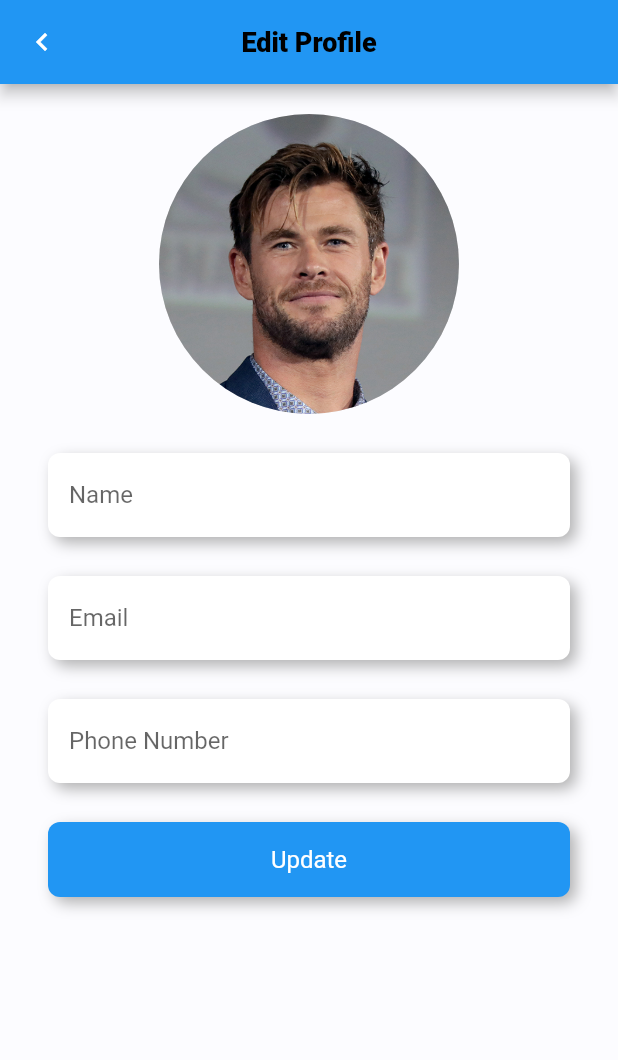
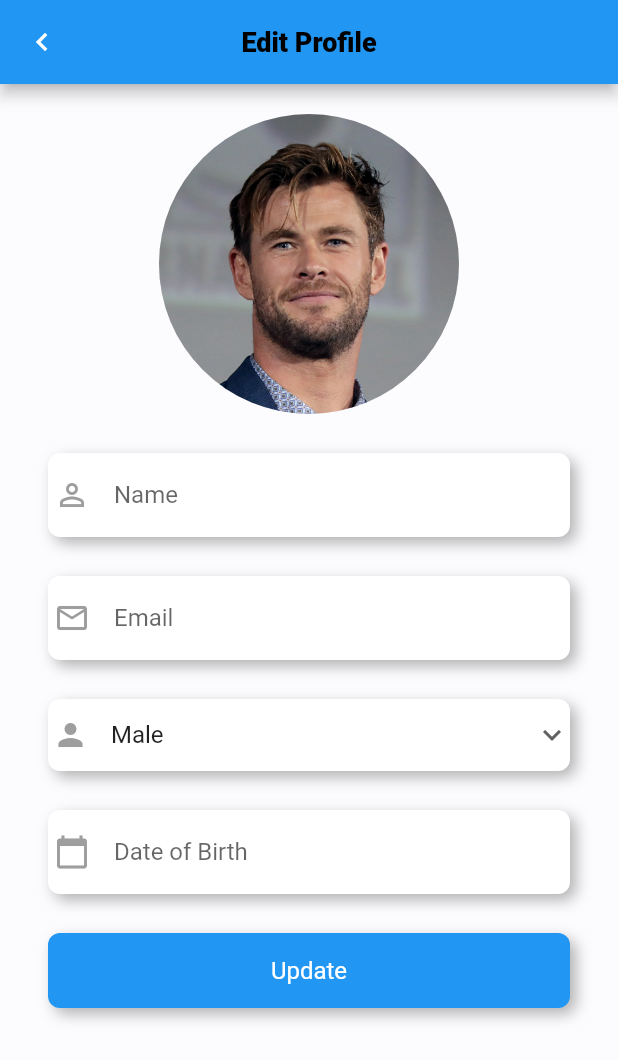
Before and after one commit to MeherajUlMahmmud/DevBlog, a Flutter app: the EditProfileScreen screen opened directly, on a phone screen of 412 x 824 dp. Shown: the top 1060 px of the screen. Run offline on Flutter 3.47's test engine with Material 2 defaults, Android fonts, the phone set to English and light mode, and no system bars; our stand-ins replace image_cropper, image_picker, shared_preferences; accounts and stored records are empty.

Commit message:
Update edit_profile_screen.dart

```diff
--- a/flutter_mobile/lib/screens/user_screens/edit_profile_screen.dart
+++ b/flutter_mobile/lib/screens/user_screens/edit_profile_screen.dart
@@ -6,6 +6,19 @@ class EditProfileScreen extends StatefulWidget {
 }
 
 class _EditProfileScreenState extends State<EditProfileScreen> {
+  TextEditingController _nameController = TextEditingController();
+  TextEditingController _emailController = TextEditingController();
+  TextEditingController _dateOfBirthController = TextEditingController();
+
+  String dropdownvalue = 'Male';
+  var items = [
+    'Male',
+    'Female',
+    'Other',
+  ];
+
+  DateTime selectedDate = DateTime.now();
+
   @override
   Widget build(BuildContext context) {
     return Scaffold(
@@ -21,10 +34,8 @@ class _EditProfileScreenState extends State<EditProfileScreen> {
         ),
       ),
       body: SingleChildScrollView(
-        physics: BouncingScrollPhysics(),
         child: Column(
           children: [
-            // circular image
             Container(
               height: 200,
               width: 200,
@@ -35,6 +46,56 @@ class _EditProfileScreenState extends State<EditProfileScreen> {
                 image: DecorationImage(
                   image: AssetImage('assets/images/userImage.png'),
                   fit: BoxFit.cover,
+                ),
+              ),
+            ),
+            SizedBox(height: 10),
+            _buildTextField("Name", Icons.perm_identity, _nameController),
+            SizedBox(height: 10),
+            _buildTextField("Email", Icons.email_outlined, _emailController),
+            SizedBox(height: 10),
+            Padding(
+              padding: const EdgeInsets.only(top: 16, left: 32, right: 32),
+              child: Container(
+                decoration: BoxDecoration(
+                  color: Colors.white,
+                  borderRadius: BorderRadius.circular(8),
+                  boxShadow: <BoxShadow>[
+                    BoxShadow(
+                        color: Colors.grey.withOpacity(0.8),
+                        offset: const Offset(4, 4),
+                        blurRadius: 8),
+                  ],
+                ),
+                child: Row(
+                  children: [
+                    Padding(
+                      padding: const EdgeInsets.only(left: 3.0),
+                      child: Icon(
+                        Icons.person,
+                        color: Colors.grey,
+                      ),
+                    ),
+                    SizedBox(width: 15),
+                    Expanded(
+                      child: DropdownButton(
+                        elevation: 3,
+                        isExpanded: true,
+                        underline: Container(height: 0),
+                        value: dropdownvalue,
+                        icon: Icon(Icons.keyboard_arrow_down),
+                        items: items.map((String items) {
+                          return DropdownMenuItem(
+                              value: items, child: Text(items));
+                        }).toList(),
+                        onChanged: (String newValue) {
+                          setState(() {
+                            dropdownvalue = newValue;
+                          });
+                        },
+                      ),
+                    ),
+                  ],
                 ),
               ),
             ),
@@ -60,114 +121,23 @@ class _EditProfileScreenState extends State<EditProfileScreen> {
                       minHeight: 50,
                       maxHeight: 160,
                     ),
-                    color: Colors.white,
-                    child: SingleChildScrollView(
-                      padding: const EdgeInsets.only(
-                          left: 10, right: 10, top: 0, bottom: 0),
                     child: TextField(
-                        maxLines: null,
-                        onChanged: (String txt) {},
+                      onTap: () {
+                        _selectDate(context);
+                      },
+                      controller: _dateOfBirthController,
+                      readOnly: true,
                       style: TextStyle(
-                          fontFamily: 'Roboto',
                         fontSize: 16,
                         color: Color(0xFF313A44),
                       ),
-                        cursorColor: Colors.blue,
                       decoration: InputDecoration(
+                        icon: Icon(
+                          Icons.calendar_today,
+                          color: Colors.grey,
+                        ),
                         border: InputBorder.none,
-                          hintText: "Name",
-                        ),
-                      ),
-                    ),
-                  ),
-                ),
-              ),
-            ),
-            SizedBox(height: 10),
-            Padding(
-              padding: const EdgeInsets.only(top: 16, left: 32, right: 32),
-              child: Container(
-                decoration: BoxDecoration(
-                  color: Colors.white,
-                  borderRadius: BorderRadius.circular(8),
-                  boxShadow: <BoxShadow>[
-                    BoxShadow(
-                        color: Colors.grey.withOpacity(0.8),
-                        offset: const Offset(4, 4),
-                        blurRadius: 8),
-                  ],
-                ),
-                child: ClipRRect(
-                  borderRadius: BorderRadius.circular(25),
-                  child: Container(
-                    padding: const EdgeInsets.all(4.0),
-                    constraints: BoxConstraints(
-                      minHeight: 50,
-                      maxHeight: 160,
-                    ),
-                    color: Colors.white,
-                    child: SingleChildScrollView(
-                      padding: const EdgeInsets.only(
-                          left: 10, right: 10, top: 0, bottom: 0),
-                      child: TextField(
-                        maxLines: null,
-                        onChanged: (String txt) {},
-                        style: TextStyle(
-                          fontFamily: 'Roboto',
-                          fontSize: 16,
-                          color: Color(0xFF313A44),
-                        ),
-                        cursorColor: Colors.blue,
-                        decoration: InputDecoration(
-                          border: InputBorder.none,
-                          hintText: "Email",
-                        ),
-                      ),
-                    ),
-                  ),
-                ),
-              ),
-            ),
-            SizedBox(height: 10),
-
-            Padding(
-              padding: const EdgeInsets.only(top: 16, left: 32, right: 32),
-              child: Container(
-                decoration: BoxDecoration(
-                  color: Colors.white,
-                  borderRadius: BorderRadius.circular(8),
-                  boxShadow: <BoxShadow>[
-                    BoxShadow(
-                        color: Colors.grey.withOpacity(0.8),
-                        offset: const Offset(4, 4),
-                        blurRadius: 8),
-                  ],
-                ),
-                child: ClipRRect(
-                  borderRadius: BorderRadius.circular(25),
-                  child: Container(
-                    padding: const EdgeInsets.all(4.0),
-                    constraints: BoxConstraints(
-                      minHeight: 50,
-                      maxHeight: 160,
-                    ),
-                    color: Colors.white,
-                    child: SingleChildScrollView(
-                      padding: const EdgeInsets.only(
-                          left: 10, right: 10, top: 0, bottom: 0),
-                      child: TextField(
-                        maxLines: null,
-                        onChanged: (String txt) {},
-                        style: TextStyle(
-                          fontFamily: 'Roboto',
-                          fontSize: 16,
-                          color: Color(0xFF313A44),
-                        ),
-                        cursorColor: Colors.blue,
-                        decoration: InputDecoration(
-                          border: InputBorder.none,
-                          hintText: "Phone Number",
-                        ),
+                        hintText: "Date of Birth",
                       ),
                     ),
                   ),
@@ -197,7 +167,6 @@ class _EditProfileScreenState extends State<EditProfileScreen> {
                     child: Text(
                       'Update',
                       style: TextStyle(
-                        fontFamily: 'Roboto',
                         fontSize: 16,
                         color: Colors.white,
                       ),
@@ -211,4 +180,59 @@ class _EditProfileScreenState extends State<EditProfileScreen> {
       ),
     );
   }
+
+  Future<void> _selectDate(BuildContext context) async {
+    final DateTime picked = await showDatePicker(
+        context: context,
+        initialDate: selectedDate,
+        firstDate: DateTime(1900, 1),
+        lastDate: DateTime(2101));
+    if (picked != null && picked != selectedDate)
+      setState(() {
+        selectedDate = picked;
+        _dateOfBirthController.text =
+            "${selectedDate.day}/${selectedDate.month}/${selectedDate.year}";
+      });
   }
+
+  _buildTextField(String hintText, IconData icon, TextEditingController controller) {
+    return Padding(
+      padding: const EdgeInsets.only(top: 16, left: 32, right: 32),
+      child: Container(
+        decoration: BoxDecoration(
+          color: Colors.white,
+          borderRadius: BorderRadius.circular(8),
+          boxShadow: <BoxShadow>[
+            BoxShadow(
+                color: Colors.grey.withOpacity(0.8),
+                offset: const Offset(4, 4),
+                blurRadius: 8),
+          ],
+        ),
+        child: ClipRRect(
+          borderRadius: BorderRadius.circular(25),
+          child: Container(
+            padding: const EdgeInsets.all(4.0),
+            constraints: BoxConstraints(
+              minHeight: 50,
+              maxHeight: 160,
+            ),
+            color: Colors.white,
+            child: TextField(
+              controller: controller,
+              style: TextStyle(
+                fontSize: 16,
+                color: Color(0xFF313A44),
+              ),
+              decoration: InputDecoration(
+                icon: Icon(icon, color: Colors.grey),
+                border: InputBorder.none,
+                hintText: hintText,
+              ),
+            ),
+          ),
+        ),
+      ),
+    );
+  }
+}
```
Lines whose indentation alone changed are shown as unchanged.
